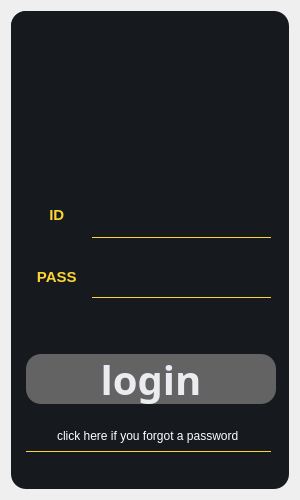
Before: the Qt Designer form ui_resource/login.ui in You-MyeongHan/binance-auto-trading-client, drawn with Qt 5.
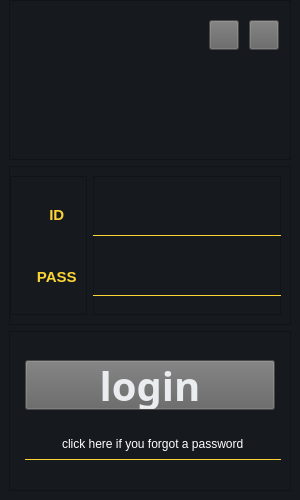
After: the same form once the commit is applied. Icons and pictures are not drawn.

```diff
--- a/ui_resource/login.ui
+++ b/ui_resource/login.ui
@@ -32,18 +32,32 @@
    <string>Form</string>
   </property>
   <layout class="QVBoxLayout" name="verticalLayout">
+   <property name="spacing">
+    <number>0</number>
+   </property>
+   <property name="leftMargin">
+    <number>0</number>
+   </property>
+   <property name="topMargin">
+    <number>0</number>
+   </property>
+   <property name="rightMargin">
+    <number>0</number>
+   </property>
+   <property name="bottomMargin">
+    <number>0</number>
+   </property>
    <item>
     <widget class="QWidget" name="widget" native="true">
      <property name="sizePolicy">
-      <sizepolicy hsizetype="Fixed" vsizetype="Preferred">
+      <sizepolicy hsizetype="Preferred" vsizetype="Preferred">
        <horstretch>0</horstretch>
        <verstretch>0</verstretch>
       </sizepolicy>
      </property>
      <property name="styleSheet">
       <string notr="true">QWidget{
-background-color:rgba(22, 26, 30);
-border-radius:15px;
+background-color:rgb(22, 26, 30);
 }
 QLineEdit{
 background-color:rgba(0,0,0,0);
@@ -68,7 +82,7 @@
      </property>
      <layout class="QVBoxLayout" name="verticalLayout_2">
       <property name="leftMargin">
-       <number>0</number>
+       <number>9</number>
       </property>
       <property name="topMargin">
        <number>0</number>
@@ -87,6 +101,64 @@
         <property name="frameShadow">
          <enum>QFrame::Raised</enum>
         </property>
+        <widget class="QPushButton" name="close_window_btn">
+         <property name="geometry">
+          <rect>
+           <x>240</x>
+           <y>20</y>
+           <width>30</width>
+           <height>30</height>
+          </rect>
+         </property>
+         <property name="minimumSize">
+          <size>
+           <width>30</width>
+           <height>30</height>
+          </size>
+         </property>
+         <property name="maximumSize">
+          <size>
+           <width>30</width>
+           <height>30</height>
+          </size>
+         </property>
+         <property name="text">
+          <string/>
+         </property>
+         <property name="icon">
+          <iconset resource="../icon/resources.qrc">
+           <normaloff>:/icons/x.svg</normaloff>:/icons/x.svg</iconset>
+         </property>
+        </widget>
+        <widget class="QPushButton" name="minimize_window_btn">
+         <property name="geometry">
+          <rect>
+           <x>200</x>
+           <y>20</y>
+           <width>30</width>
+           <height>30</height>
+          </rect>
+         </property>
+         <property name="minimumSize">
+          <size>
+           <width>30</width>
+           <height>30</height>
+          </size>
+         </property>
+         <property name="maximumSize">
+          <size>
+           <width>30</width>
+           <height>30</height>
+          </size>
+         </property>
+         <property name="text">
+          <string/>
+         </property>
+         <property name="icon">
+          <iconset resource="../icon/resources.qrc">
+           <normaloff>:/icons/minus.svg</normaloff>:/icons/minus.svg</iconset>
+         </property>
+        </widget>
        </widget>
       </item>
       <item>
```
Left out of the diff: 6 changed lines with no effect on the pictures.
